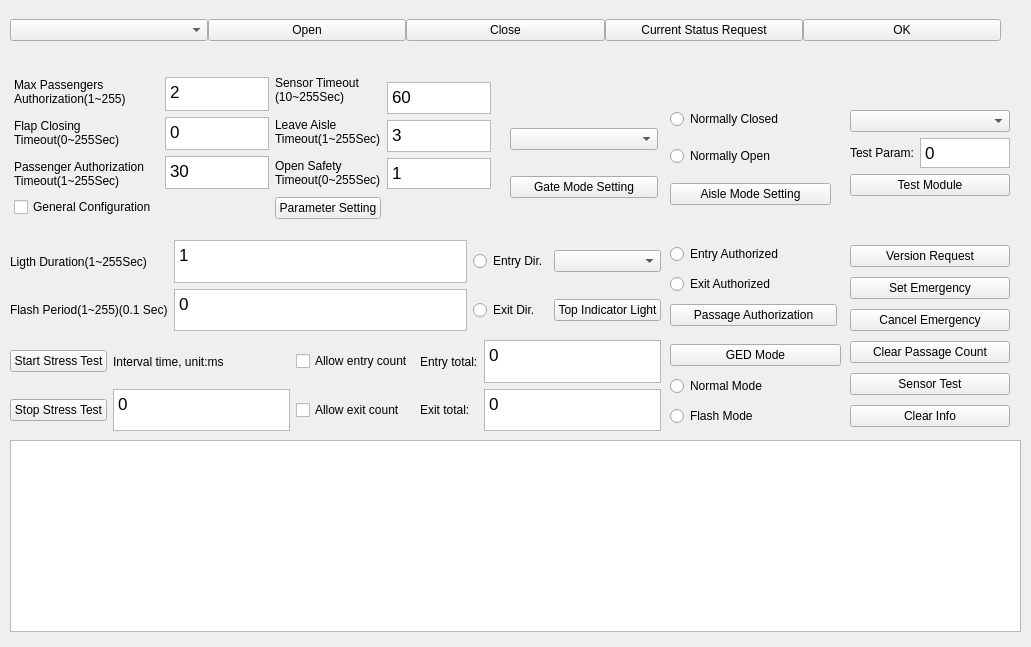
Qt form view/ElisMainWidget.ui (chiplua/Rs128WinTest) before a commit.
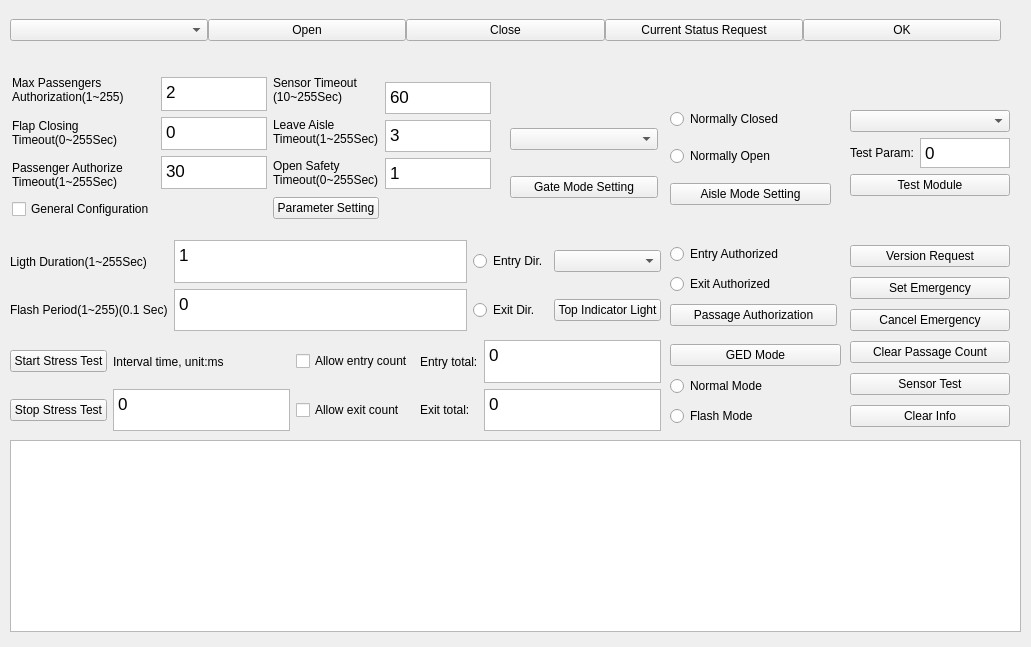
The same form after that commit.

Commit message: [UI-Framework-Passenger]:Set passenger layout

Diff of the .ui file:
```diff
--- a/view/ElisMainWidget.ui
+++ b/view/ElisMainWidget.ui
@@ -84,16 +84,16 @@
     <item>
      <layout class="QVBoxLayout" name="vLayoutPassenger">
       <property name="leftMargin">
-       <number>2</number>
+       <number>0</number>
       </property>
       <property name="topMargin">
-       <number>2</number>
+       <number>0</number>
       </property>
       <property name="rightMargin">
-       <number>2</number>
+       <number>0</number>
       </property>
       <property name="bottomMargin">
-       <number>2</number>
+       <number>0</number>
       </property>
       <item>
        <widget class="QLabel" name="label">
@@ -114,7 +114,7 @@
       <item>
        <widget class="QLabel" name="label_3">
         <property name="text">
-         <string>Passenger Authorization
+         <string>Passenger Authorize
 Timeout(1~255Sec)</string>
         </property>
        </widget>
```
The commit also changes 1 other file.
